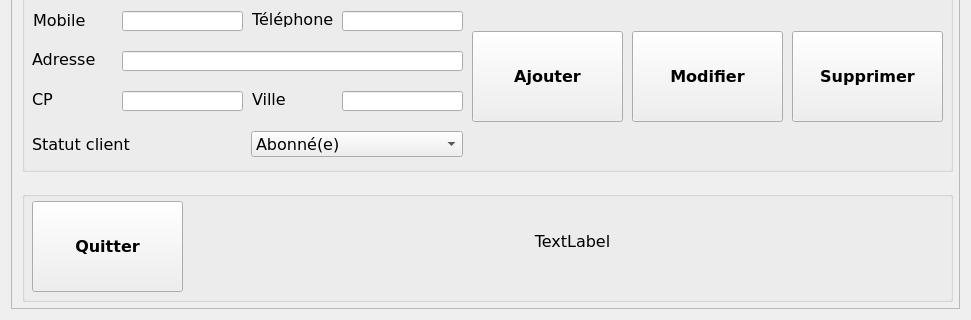
Qt form FestiClicC/clients.ui (FestiClic/FestiClic3) before a commit; both pictures show x 0 to 971 and y 401 to 721 of the 971 by 721 pixel window.
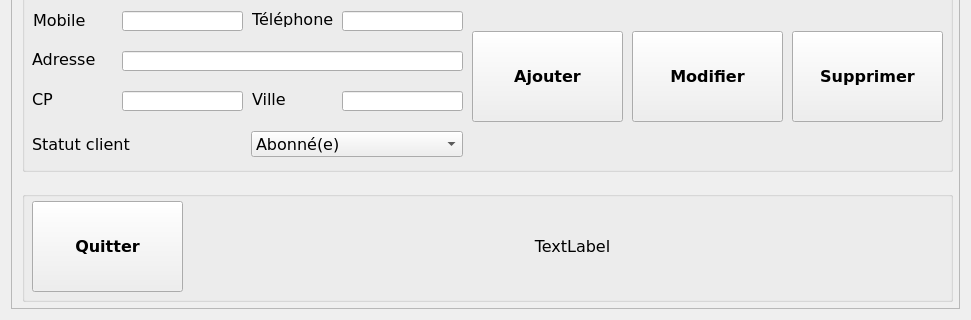
The same form after that commit.

Diff of the .ui file:
```diff
--- a/FestiClicC/clients.ui
+++ b/FestiClicC/clients.ui
@@ -609,7 +609,7 @@
           <x>180</x>
           <y>10</y>
           <width>741</width>
-          <height>81</height>
+          <height>91</height>
          </rect>
         </property>
         <property name="font">
```
Left out of the diff: 2 changed lines with no effect on the pictures.
